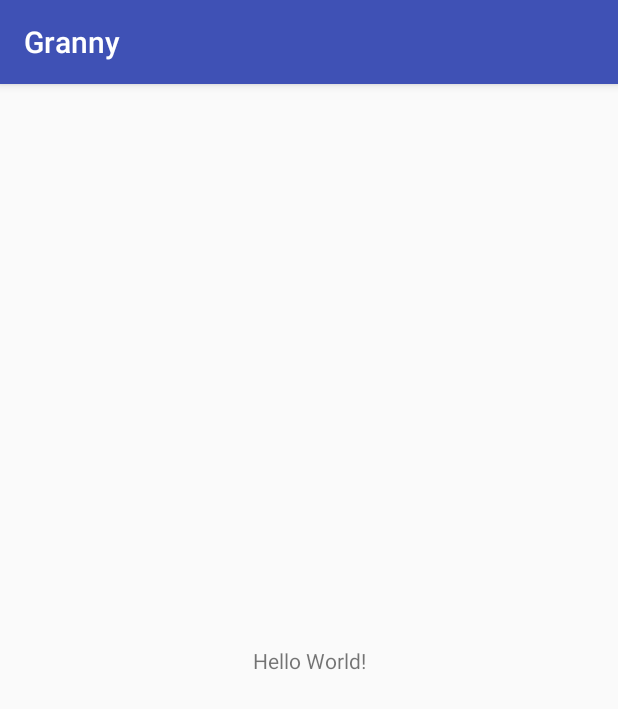
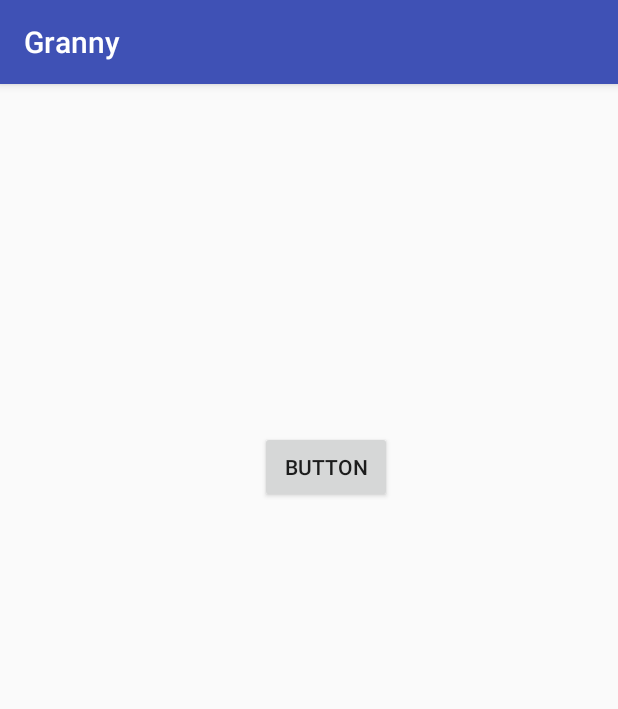
Before and after one commit to MingquanLiu/Granny, an Android app: the screen it shows after launch (MainActivity), on a phone screen of 412 x 824 dp. Shown: the top 709 px of the screen. Run offline under Robolectric (Android 15) with nearby library versions, the phone set to English and light mode, and no system bars.

Commit message:
add a button

```diff
--- a/app/src/main/java/com/example/mikel/granny/MainActivity.java
+++ b/app/src/main/java/com/example/mikel/granny/MainActivity.java
@@ -2,12 +2,24 @@ package com.example.mikel.granny;
 
 import android.support.v7.app.AppCompatActivity;
 import android.os.Bundle;
+import android.util.Log;
+import android.view.View;
+import android.widget.Button;
 
 public class MainActivity extends AppCompatActivity {
+    final String tag = "Main Activity";
 
     @Override
     protected void onCreate(Bundle savedInstanceState) {
         super.onCreate(savedInstanceState);
         setContentView(R.layout.activity_main);
+        final Button button = findViewById(R.id.button_id);
+        button.setOnClickListener(new View.OnClickListener() {
+            public void onClick(View v) {
+                // Code here executes on main thread after user presses button
+                Log.e(tag,"I am here");
+            }
+        });
+
     }
 }
--- a/app/src/main/res/layout/activity_main.xml
+++ b/app/src/main/res/layout/activity_main.xml
@@ -6,13 +6,22 @@
     android:layout_height="match_parent"
     tools:context="com.example.mikel.granny.MainActivity">
 
-    <TextView
+    <Button
+        android:id="@+id/button_id"
         android:layout_width="wrap_content"
         android:layout_height="wrap_content"
-        android:text="Hello World!"
+        android:layout_marginBottom="232dp"
+        android:layout_marginEnd="123dp"
+        android:layout_marginStart="173dp"
+        android:layout_marginTop="231dp"
+        android:text="Button"
         app:layout_constraintBottom_toBottomOf="parent"
-        app:layout_constraintLeft_toLeftOf="parent"
-        app:layout_constraintRight_toRightOf="parent"
-        app:layout_constraintTop_toTopOf="parent" />
+        app:layout_constraintEnd_toEndOf="parent"
+        app:layout_constraintHorizontal_bias="0.0"
+        app:layout_constraintStart_toStartOf="parent"
+        app:layout_constraintTop_toTopOf="parent"
+        app:layout_constraintVertical_bias="0.0"
+        android:layout_marginRight="123dp"
+        android:layout_marginLeft="173dp" />
 
 </android.support.constraint.ConstraintLayout>
```
